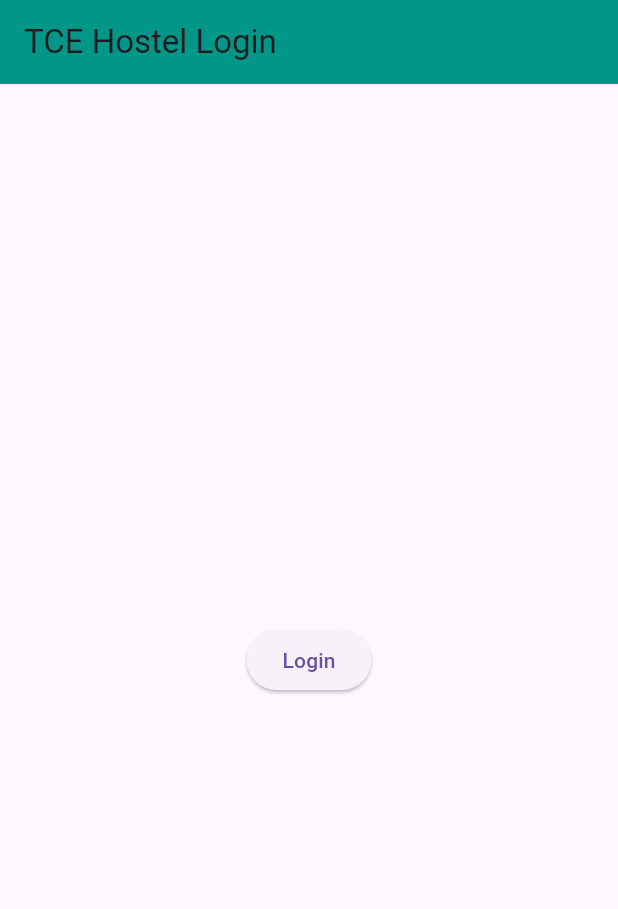
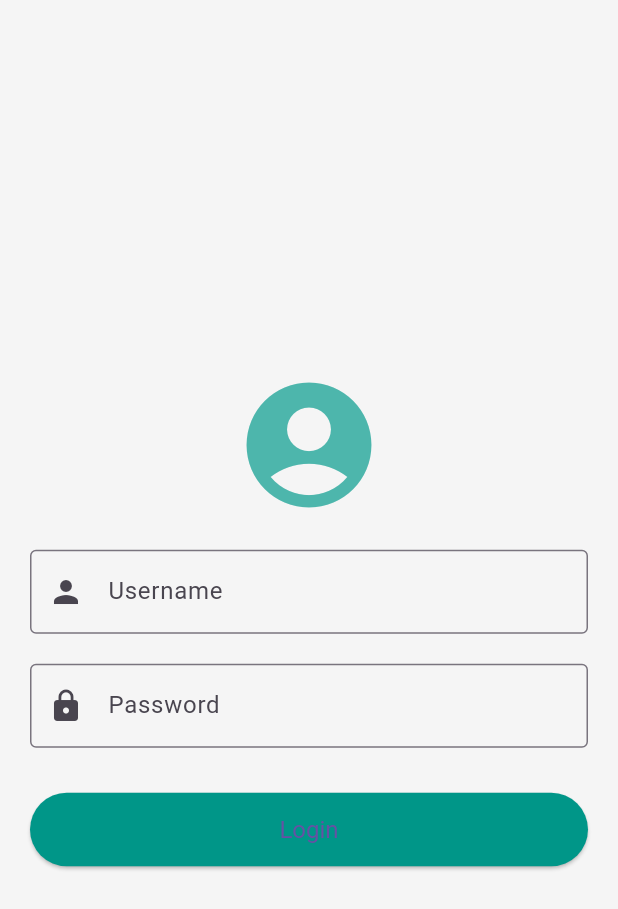
Before and after one commit to Viv3k-r4m/TCE-Hostel-App, a Flutter app: the screen it shows after launch, on a phone screen of 412 x 824 dp. Shown: the top 909 px of the screen. Run offline on Flutter 3.47's test engine with Material 3 defaults, Android fonts, the phone set to English and light mode, and no system bars.

Commit message:
login,seat selection

```diff
--- a/lib/main.dart
+++ b/lib/main.dart
@@ -1,4 +1,3 @@
-// main.dart
 import 'package:flutter/material.dart';
 import 'choose.dart';
 
@@ -17,25 +16,106 @@ class HostelApp extends StatelessWidget {
   }
 }
 
-class LoginPage extends StatelessWidget {
+class LoginPage extends StatefulWidget {
   const LoginPage({super.key});
+
+  @override
+  State<LoginPage> createState() => _LoginPageState();
+}
+
+class _LoginPageState extends State<LoginPage> {
+  final _formKey = GlobalKey<FormState>();
+  final TextEditingController _usernameController = TextEditingController();
+  final TextEditingController _passwordController = TextEditingController();
+  String? _errorMessage;
+
+  void _login() {
+    if (_formKey.currentState!.validate()) {
+      final username = _usernameController.text;
+      final password = _passwordController.text;
+
+      if (username == 'admin' && password == 'admin') {
+        setState(() => _errorMessage = null);
+        Navigator.push(
+          context,
+          MaterialPageRoute(builder: (_) => const ChoosePage()),
+        );
+      } else {
+        setState(() => _errorMessage = 'Invalid username or password');
+      }
+    }
+  }
 
   @override
 Widget build(BuildContext context) {
   return Scaffold(
-      appBar: AppBar(
-        title: const Text('TCE Hostel Login'),
+    backgroundColor: Colors.grey[100],
+    body: Padding(
+      padding: const EdgeInsets.all(20.0),
+      child: Center(
+        child: SingleChildScrollView(
+          child: Form(
+            key: _formKey,
+            child: Column(
+              mainAxisSize: MainAxisSize.min,
+              children: [
+                Icon(Icons.account_circle, size: 100, color: Colors.teal[300]),
+                const SizedBox(height: 20),
+                if (_errorMessage != null)
+                  Padding(
+                    padding: const EdgeInsets.only(bottom: 15),
+                    child: Text(
+                      _errorMessage!,
+                      style: const TextStyle(color: Colors.red),
+                    ),
+                  ),
+                TextFormField(
+                  controller: _usernameController,
+                  decoration: const InputDecoration(
+                    labelText: 'Username',
+                    prefixIcon: Icon(Icons.person),
+                    border: OutlineInputBorder(),
+                  ),
+                  validator: (value) {
+                    if (value == null || value.isEmpty) {
+                      return 'Please enter your username';
+                    }
+                    return null;
+                  },
+                ),
+                const SizedBox(height: 20),
+                TextFormField(
+                  controller: _passwordController,
+                  obscureText: true,
+                  decoration: const InputDecoration(
+                    labelText: 'Password',
+                    prefixIcon: Icon(Icons.lock),
+                    border: OutlineInputBorder(),
+                  ),
+                  validator: (value) {
+                    if (value == null || value.isEmpty) {
+                      return 'Please enter your password';
+                    }
+                    return null;
+                  },
+                ),
+                const SizedBox(height: 30),
+                SizedBox(
+                  width: double.infinity,
+                  child: ElevatedButton(
+                    onPressed: _login,
+                    style: ElevatedButton.styleFrom(
                       backgroundColor: Colors.teal,
+                      padding: const EdgeInsets.symmetric(vertical: 15),
+                      textStyle: const TextStyle(fontSize: 16),
                     ),
-      body: Center(
-        child: ElevatedButton(
                     child: const Text('Login'),
-          onPressed: () {
-            Navigator.push(
-              context,
-              MaterialPageRoute(builder: (_) => const ChoosePage()),
-            );
-          },
+                  ),
+                ),
+              ],
+            ),
+          ),
+        ),
       ),
     ),
   );
```
Also changed, not shown: lib/choose.dart (+40 -4 lines). Lines whose indentation alone changed are shown as unchanged.
